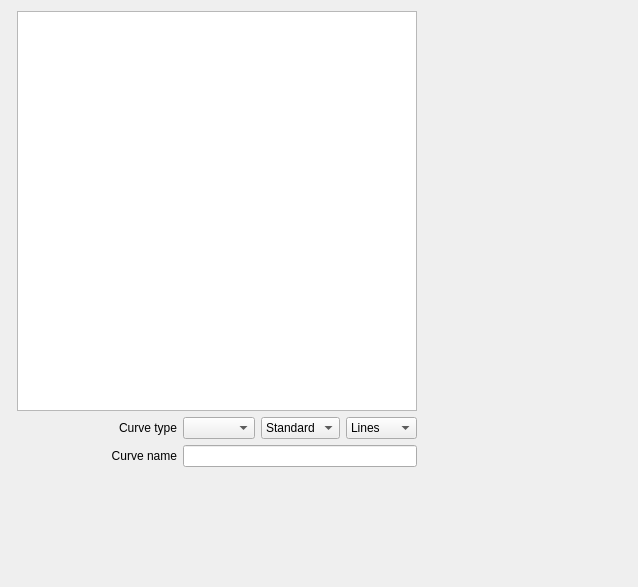
opentx/opentx, file companion/src/modeledit/curves.ui: the form before one commit.
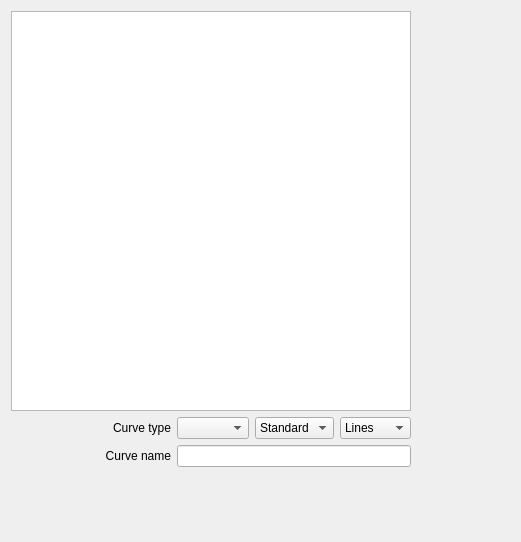
The form after the commit.

Commit message: A few minor adjustments to modeledit to give it a more consistent layout for both Taranis and 9x.

Patch:
```diff
--- a/companion/src/modeledit/curves.ui
+++ b/companion/src/modeledit/curves.ui
@@ -6,8 +6,8 @@
    <rect>
     <x>0</x>
     <y>0</y>
-    <width>638</width>
-    <height>587</height>
+    <width>521</width>
+    <height>542</height>
    </rect>
   </property>
   <property name="windowTitle">
@@ -19,8 +19,8 @@
      <item row="0" column="0" rowspan="3">
       <layout class="QGridLayout" name="curvesLayout"/>
      </item>
-     <item row="0" column="1" rowspan="3">
-      <layout class="QGridLayout" name="gridLayout_8" rowstretch="0,0,0" columnstretch="1,0">
+     <item row="0" column="1" rowspan="2">
+      <layout class="QGridLayout" name="gridLayout_8" rowstretch="0,0,0,0" columnstretch="1,0">
        <item row="1" column="1">
         <layout class="QHBoxLayout" name="horizontalLayout">
          <property name="rightMargin">
@@ -105,9 +105,24 @@
          </property>
         </widget>
        </item>
+       <item row="3" column="1">
+        <spacer name="verticalSpacer">
+         <property name="orientation">
+          <enum>Qt::Vertical</enum>
+         </property>
+         <property name="sizeHint" stdset="0">
+          <size>
+           <width>20</width>
+           <height>40</height>
+          </size>
+         </property>
+        </spacer>
+       </item>
       </layout>
      </item>
-     <item row="0" column="2" rowspan="3" colspan="2">
+     <item row="1" column="3">
+      <layout class="QVBoxLayout" name="verticalLayout_3">
+       <item>
       <layout class="QGridLayout" name="pointsLayout">
        <property name="horizontalSpacing">
         <number>0</number>
@@ -123,23 +138,22 @@
        </property>
       </layout>
      </item>
-     <item row="5" column="0" colspan="5">
-      <spacer name="verticalSpacer_6">
+       <item>
+        <spacer name="verticalSpacer_2">
        <property name="orientation">
         <enum>Qt::Vertical</enum>
        </property>
-       <property name="sizeType">
-        <enum>QSizePolicy::MinimumExpanding</enum>
-       </property>
        <property name="sizeHint" stdset="0">
         <size>
          <width>20</width>
-         <height>0</height>
+           <height>40</height>
         </size>
        </property>
       </spacer>
      </item>
-     <item row="0" column="4" rowspan="3">
+      </layout>
+     </item>
+     <item row="1" column="4">
       <spacer name="horizontalSpacer">
        <property name="orientation">
         <enum>Qt::Horizontal</enum>
```
Left out of the diff: 2 changed lines with no effect on the pictures. Lines whose indentation alone changed are shown as unchanged. The commit also changes 4 other files.
